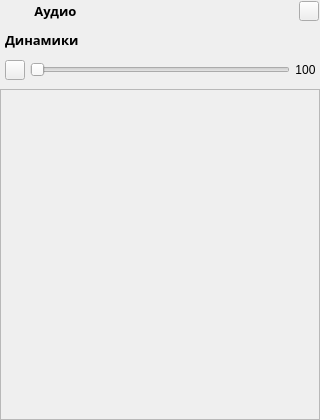
First picture: the form in main/ui/widget_0.ui, repository Curicano/OverlayGT, before the edit.
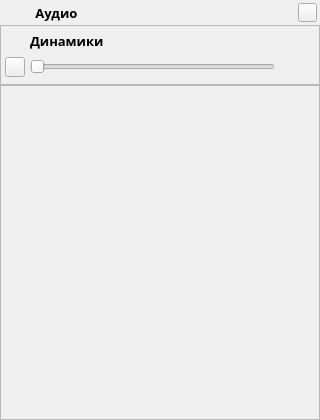
Second picture: the form after the edit. Icons and pictures are not drawn.

What changed in the file:
```diff
--- a/main/ui/widget_0.ui
+++ b/main/ui/widget_0.ui
@@ -16,7 +16,7 @@
      <x>0</x>
      <y>0</y>
      <width>320</width>
-     <height>22</height>
+     <height>25</height>
     </rect>
    </property>
    <layout class="QHBoxLayout" name="hL">
@@ -24,23 +24,29 @@
      <number>10</number>
     </property>
     <property name="leftMargin">
-     <number>1</number>
+     <number>3</number>
     </property>
     <property name="topMargin">
-     <number>1</number>
+     <number>3</number>
     </property>
     <property name="rightMargin">
-     <number>1</number>
+     <number>3</number>
     </property>
     <property name="bottomMargin">
-     <number>1</number>
+     <number>3</number>
     </property>
     <item>
      <widget class="QLabel" name="l_icon_title">
+      <property name="minimumSize">
+       <size>
+        <width>19</width>
+        <height>19</height>
+       </size>
+      </property>
       <property name="maximumSize">
        <size>
-        <width>20</width>
-        <height>16777215</height>
+        <width>19</width>
+        <height>19</height>
        </size>
       </property>
       <property name="pixmap">
@@ -68,16 +74,10 @@
     </item>
     <item>
      <widget class="QPushButton" name="btn_hide">
-      <property name="minimumSize">
-       <size>
-        <width>20</width>
-        <height>20</height>
-       </size>
-      </property>
       <property name="maximumSize">
        <size>
-        <width>20</width>
-        <height>20</height>
+        <width>19</width>
+        <height>16777215</height>
        </size>
       </property>
       <property name="icon">
@@ -94,59 +94,86 @@
     </item>
    </layout>
   </widget>
-  <widget class="QScrollArea" name="sA">
+  <widget class="QFrame" name="f_speakers">
    <property name="geometry">
     <rect>
      <x>0</x>
-     <y>89</y>
+     <y>25</y>
      <width>320</width>
-     <height>331</height>
+     <height>60</height>
     </rect>
    </property>
-   <property name="widgetResizable">
-    <bool>false</bool>
+   <property name="minimumSize">
+    <size>
+     <width>320</width>
+     <height>0</height>
+    </size>
    </property>
-   <property name="alignment">
-    <set>Qt::AlignCenter</set>
+   <property name="maximumSize">
+    <size>
+     <width>320</width>
+     <height>16777215</height>
+    </size>
    </property>
-   <widget class="QWidget" name="sAWC">
-    <property name="geometry">
-     <rect>
-      <x>0</x>
-      <y>0</y>
-      <width>318</width>
-      <height>329</height>
-     </rect>
-    </property>
-   </widget>
-  </widget>
-  <widget class="QWidget" name="gridLayoutWidget">
-   <property name="geometry">
-    <rect>
-     <x>0</x>
-     <y>20</y>
-     <width>321</width>
-     <height>67</height>
-    </rect>
+   <property name="frameShape">
+    <enum>QFrame::StyledPanel</enum>
+   </property>
+   <property name="frameShadow">
+    <enum>QFrame::Raised</enum>
    </property>
    <layout class="QGridLayout" name="gL">
     <property name="leftMargin">
-     <number>5</number>
+     <number>4</number>
     </property>
     <property name="topMargin">
-     <number>5</number>
+     <number>4</number>
     </property>
     <property name="rightMargin">
-     <number>5</number>
+     <number>19</number>
     </property>
     <property name="bottomMargin">
-     <number>5</number>
+     <number>4</number>
     </property>
     <property name="spacing">
      <number>5</number>
     </property>
+    <item row="1" column="0">
+     <widget class="QPushButton" name="btn_mute">
+      <property name="minimumSize">
+       <size>
+        <width>20</width>
+        <height>20</height>
+       </size>
+      </property>
+      <property name="maximumSize">
+       <size>
+        <width>20</width>
+        <height>20</height>
+       </size>
+      </property>
+      <property name="text">
+       <string/>
+      </property>
+      <property name="icon">
+       <iconset>
+        <normaloff>:/img/img_7.png</normaloff>:/img/img_7.png</iconset>
+      </property>
+      <property name="iconSize">
+       <size>
+        <width>20</width>
+        <height>20</height>
+       </size>
+      </property>
+     </widget>
+    </item>
     <item row="1" column="1">
      <widget class="QSlider" name="hS">
+      <property name="minimumSize">
+       <size>
+        <width>243</width>
+        <height>0</height>
+       </size>
+      </property>
       <property name="maximum">
        <number>100</number>
       </property>
@@ -158,80 +185,94 @@
       </property>
      </widget>
     </item>
-    <item row="0" column="0" colspan="3">
-     <widget class="QLabel" name="l_title_v">
-      <property name="sizePolicy">
-       <sizepolicy hsizetype="Preferred" vsizetype="Maximum">
-        <horstretch>0</horstretch>
-        <verstretch>0</verstretch>
-       </sizepolicy>
-      </property>
-      <property name="minimumSize">
-       <size>
-        <width>0</width>
-        <height>30</height>
-       </size>
-      </property>
-      <property name="font">
-       <font>
-        <family>Biennale Black</family>
-        <pointsize>10</pointsize>
-        <weight>75</weight>
-        <bold>true</bold>
-       </font>
-      </property>
-      <property name="text">
-       <string>Динамики</string>
-      </property>
-     </widget>
-    </item>
-    <item row="1" column="2" alignment="Qt::AlignHCenter|Qt::AlignVCenter">
+    <item row="1" column="2">
      <widget class="QLabel" name="l_num">
       <property name="minimumSize">
        <size>
-        <width>18</width>
-        <height>13</height>
+        <width>20</width>
+        <height>20</height>
        </size>
       </property>
-      <property name="text">
-       <string>100</string>
+      <property name="maximumSize">
+       <size>
+        <width>20</width>
+        <height>20</height>
+       </size>
       </property>
       <property name="alignment">
        <set>Qt::AlignCenter</set>
       </property>
      </widget>
     </item>
-    <item row="1" column="0">
-     <widget class="QPushButton" name="btn_mute">
+    <item row="0" column="1" colspan="2">
+     <widget class="QLabel" name="l_title_v">
       <property name="minimumSize">
        <size>
-        <width>20</width>
+        <width>0</width>
         <height>20</height>
        </size>
       </property>
       <property name="maximumSize">
        <size>
-        <width>20</width>
+        <width>16777215</width>
         <height>20</height>
        </size>
       </property>
+      <property name="font">
+       <font>
+        <family>Biennale Black</family>
+        <pointsize>10</pointsize>
+        <weight>75</weight>
+        <bold>true</bold>
+       </font>
+      </property>
       <property name="text">
-       <string/>
-      </property>
-      <property name="icon">
-       <iconset>
-        <normaloff>:/img/img_7.png</normaloff>:/img/img_7.png</iconset>
-      </property>
-      <property name="iconSize">
-       <size>
-        <width>20</width>
-        <height>20</height>
-       </size>
+       <string>Динамики</string>
       </property>
      </widget>
     </item>
    </layout>
   </widget>
+  <widget class="QScrollArea" name="sA">
+   <property name="geometry">
+    <rect>
+     <x>0</x>
+     <y>85</y>
+     <width>320</width>
+     <height>335</height>
+    </rect>
+   </property>
+   <property name="widgetResizable">
+    <bool>true</bool>
+   </property>
+   <widget class="QWidget" name="sAWC">
+    <property name="geometry">
+     <rect>
+      <x>0</x>
+      <y>0</y>
+      <width>318</width>
+      <height>333</height>
+     </rect>
+    </property>
+    <layout class="QVBoxLayout" name="vL">
+     <property name="spacing">
+      <number>5</number>
+     </property>
+     <property name="leftMargin">
+      <number>4</number>
+     </property>
+     <property name="topMargin">
+      <number>4</number>
+     </property>
+     <property name="rightMargin">
+      <number>4</number>
+     </property>
+     <property name="bottomMargin">
+      <number>4</number>
+     </property>
+    </layout>
+   </widget>
+  </widget>
  </widget>
  <resources/>
  <connections>
```
